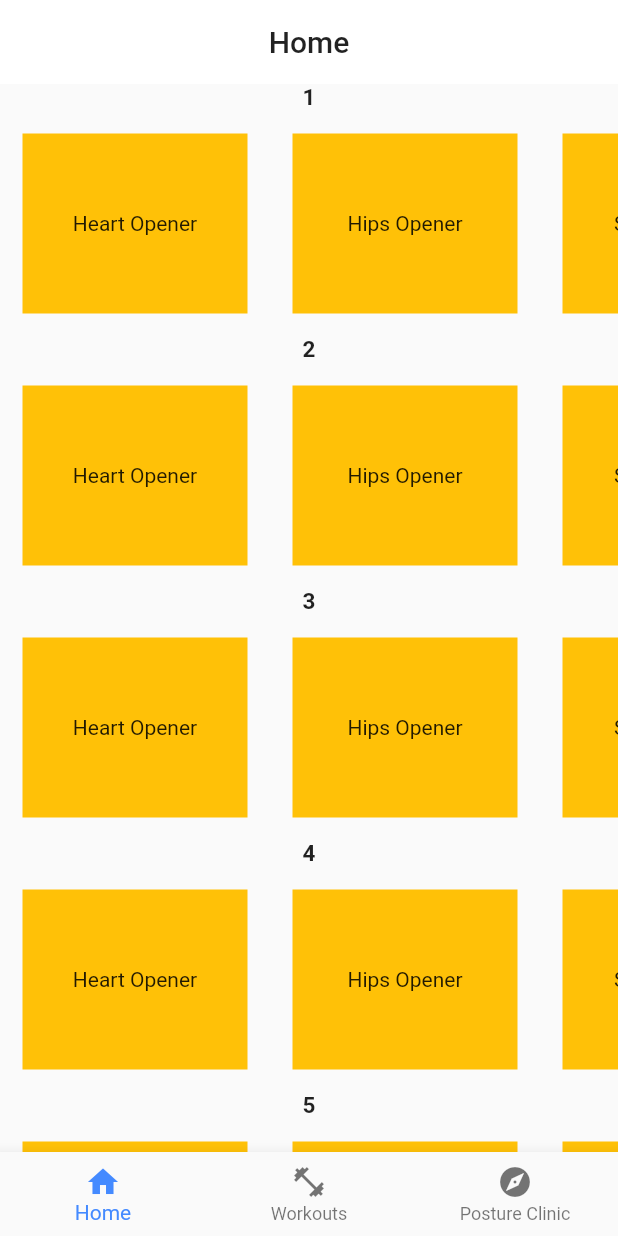
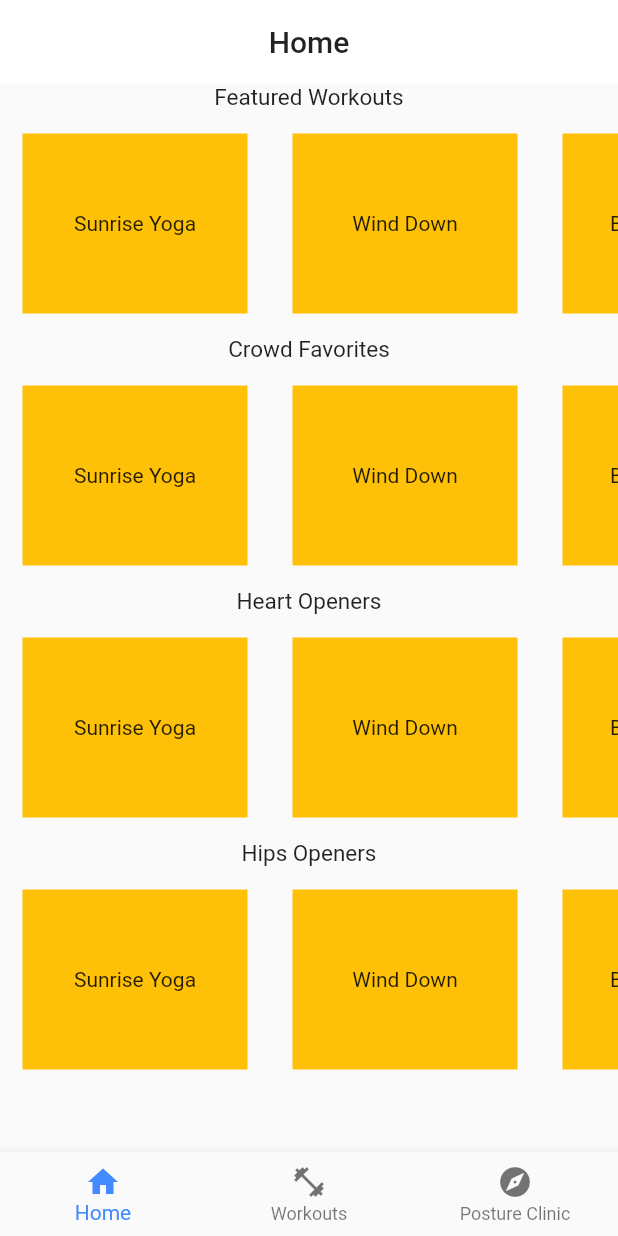
Before and after one commit to f3igao/namaslay_flutter, a Flutter app: the screen it shows after launch, on a phone screen of 412 x 824 dp. Run offline on Flutter 3.47's test engine with Material 2 defaults, Android fonts, the phone set to English and light mode, and no system bars.

Commit message:
refactor home tab

```diff
--- a/lib/tabs/home_tab.dart
+++ b/lib/tabs/home_tab.dart
@@ -1,8 +1,6 @@
 import 'package:flutter/material.dart';
 
 List<String> mockWorkouts = [
-  'Heart Opener',
-  'Hips Opener',
   'Sunrise Yoga',
   'Wind Down',
   'Bedtime Yoga',
@@ -14,6 +12,13 @@ List<String> mockWorkouts = [
   'Mental Detox',
   'Root Down',
   'Playtime'
+];
+
+List<String> mockThemes = [
+  'Featured Workouts',
+  'Crowd Favorites',
+  'Heart Openers',
+  'Hips Openers',
 ];
 
 class HomeTab extends StatelessWidget {
@@ -29,104 +34,110 @@ class HomeTab extends StatelessWidget {
         backgroundColor: Colors.white,
         elevation: 0,
       ),
-      body: Container(
-        child: ListView(
+      body: Column(
         children: <Widget>[
-          HomeRow('1'),
-          HomeRow('2'),
-          HomeRow('3'),
-          HomeRow('4'),
-          HomeRow('5'),
+          Expanded(
+              child: ListView.builder(
+            itemBuilder: _buildHomeRow,
+            itemCount: mockThemes.length,
+          ))
         ],
+        // children: <Widget>[
+        //   HomeRow('1'),
+        //   HomeRow('2'),
+        //   HomeRow('3'),
+        //   HomeRow('4'),
+        //   HomeRow('5'),
+        // ],
         // children: <Widget>[... flows.map((flow)=> HomeRow(flow)])
-        //  child: _buildWorkoutsList(context)
       ),
     );
   }
 }
 
-List<String> flows = [
-  'Heart Opener',
-  'Hips Opener',
-  'Sunrise Yoga',
-  'Wind Down',
-  'Bedtime Yoga',
-  'Cardio Blast',
-  'Power Your Purpose',
-  'Find Your Flow',
-  'Meditation in Motion',
-  'Calm Your Mind',
-  'Mental Detox',
-  'Root Down',
-  'Playtime'
-];
+// Widget _buildWorkoutsRow(BuildContext context, int index) {
+//   return Column(
+//     children: <Widget>[
+//       Text(mockThemes[index],
+//           style: TextStyle(fontSize: 15, fontWeight: FontWeight.w300, color: Colors.black87)),
+//       ListView.builder(
+//           itemBuilder: _buildWorkoutTile, itemCount: mockWorkouts.length)
+//     ],
+//   );
+// }
 
-class HomeRow extends StatelessWidget {
-  final String workoutTheme;
-  HomeRow(this.workoutTheme);
-  @override
-  Widget build(BuildContext context) {
+Widget _buildHomeRow(BuildContext context, int index) {
   return Column(
     children: <Widget>[
-        Text(workoutTheme, style: TextStyle(fontSize: 15, fontWeight: FontWeight.bold)),
-        Workouts(),
-      ],
-    );
-  }
-}
-
-  Widget _buildWorkoutsList(BuildContext context) {
-    return ListView.builder(itemBuilder: _buildWorkoutTile, itemCount: flows.length);
-  }
-
-  Widget _buildWorkoutsRow(BuildContext context, int index) {
-    return Column(
-      children: <Widget>[
-        Text(mockWorkouts[index], style: TextStyle(fontSize: 15, fontWeight: FontWeight.bold)),
-        ListView.builder(itemBuilder: _buildWorkoutTile, itemCount: flows.length)
+      Text(mockThemes[index],
+          style: TextStyle(
+              fontSize: 15,
+              fontWeight: FontWeight.w400,
+              color: Colors.black87)),
+      Row(children: [
+        Expanded(
+            child: SizedBox(
+                height: 150.0,
+                child: ListView.builder(
+                  itemBuilder: _buildWorkoutTile,
+                  itemCount: mockWorkouts.length,
+                  scrollDirection: Axis.horizontal,
+                )))
+      ])
     ],
   );
 }
 
 Widget _buildWorkoutTile(BuildContext context, int index) {
   return Container(
-        child: Center(child: Text(flows[index])),
+      child: Center(child: Text(mockWorkouts[index])),
       width: 150,
       color: Colors.amber,
       margin: EdgeInsets.all(15));
 }
 
-class Workouts extends StatelessWidget {
-  @override
+// class HomeRow extends StatelessWidget {
+//   final String workoutTheme;
+//   HomeRow(this.workoutTheme);
+//   @override
+//   Widget build(BuildContext context) {
+//     return Column(flo
+//       children: <Widget>[
+//         Text(workoutTheme,
+//             style: TextStyle(fontSize: 15, fontWeight: FontWeight.bold)),
+//         WorkoutsRow(),
+//       ],
+//     );
+//   }
+// }
 
+// class WorkoutsRow extends StatelessWidget {
+//   @override
+//   Widget build(BuildContext context) {
+//     return Container(
+//         height: 150.0,
+//         // child: ListView(
+//         //   scrollDirection: Axis.horizontal,
+//         //   children: <Widget>[
+//         //     WorkoutTile(mockWorkouts[0]),
+//         //     WorkoutTile(mockWorkouts[1]),
+//         //     WorkoutTile(mockWorkouts[2]),
+//         //     WorkoutTile(mockWorkouts[3]),
+//         //   ],
+//         // ));
+//         child: _buildWorkoutsRow(context, index);
+//   }
+// }
 
-
-
-
-  Widget build(BuildContext context) {
-    return Container(
-        height: 150.0,
-        child: ListView(
-          scrollDirection: Axis.horizontal,
-          children: <Widget>[
-            WorkoutTile(flows[0]),
-            WorkoutTile(flows[1]),
-            WorkoutTile(flows[2]),
-            WorkoutTile(flows[3]),
-          ],
-        ));
-  }
-}
-
-class WorkoutTile extends StatelessWidget {
-  final String flowName;
-  WorkoutTile(this.flowName);
-  @override
-  Widget build(BuildContext context) {
-    return Container(
-        child: Center(child: Text(this.flowName)),
-        width: 150,
-        color: Colors.amber,
-        margin: EdgeInsets.all(15));
-  }
-}
+// class WorkoutTile extends StatelessWidget {
+//   final String flowName;
+//   WorkoutTile(this.flowName);
+//   @override
+//   Widget build(BuildContext context) {
+//     return Container(
+//         child: Center(child: Text(this.flowName)),
+//         width: 150,
+//         color: Colors.amber,
+//         margin: EdgeInsets.all(15));
+//   }
+// }
```
Lines whose indentation alone changed are shown as unchanged.
